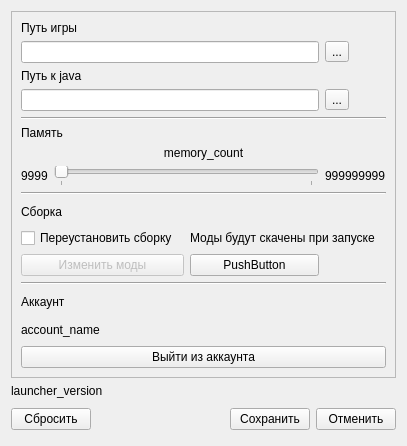
Before: the Qt Designer form SomLauncherCpp/Form/SettingsDialog.ui in MOCSOM/SomLauncher, drawn with Qt 5.
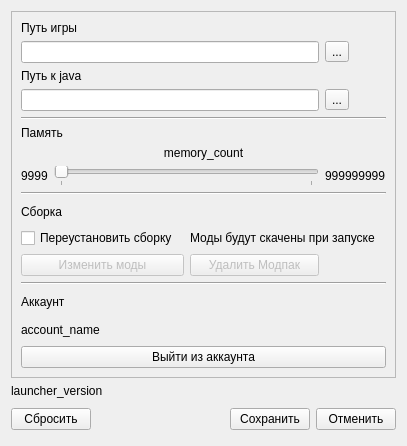
After: the same form once the commit is applied. Custom widgets are drawn as their Qt base class.

What changed in the file:
```diff
--- a/SomLauncherCpp/Form/SettingsDialog.ui
+++ b/SomLauncherCpp/Form/SettingsDialog.ui
@@ -214,9 +214,12 @@
        <widget class="QLineEdit" name="lineEdit_game_path"/>
       </item>
       <item row="12" column="2">
-       <widget class="QPushButton" name="pushButton">
+       <widget class="QPushButton" name="pushButton_delete_modpack">
+        <property name="enabled">
+         <bool>false</bool>
+        </property>
         <property name="text">
-         <string>PushButton</string>
+         <string>Удалить Модпак</string>
         </property>
        </widget>
       </item>
```
